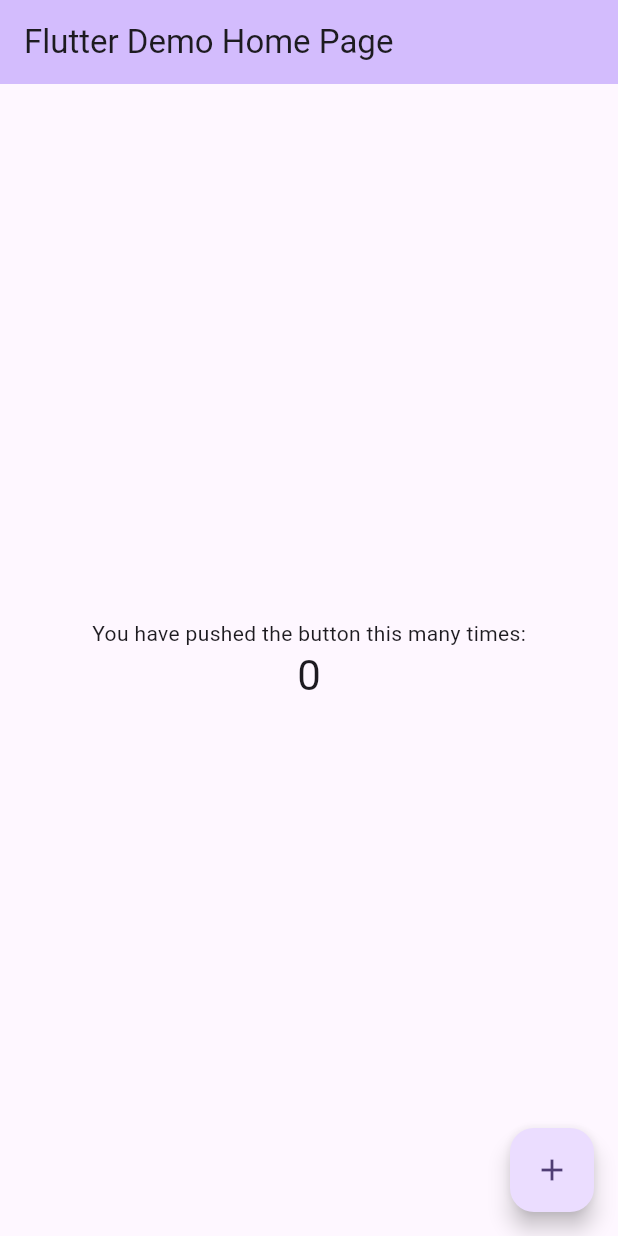
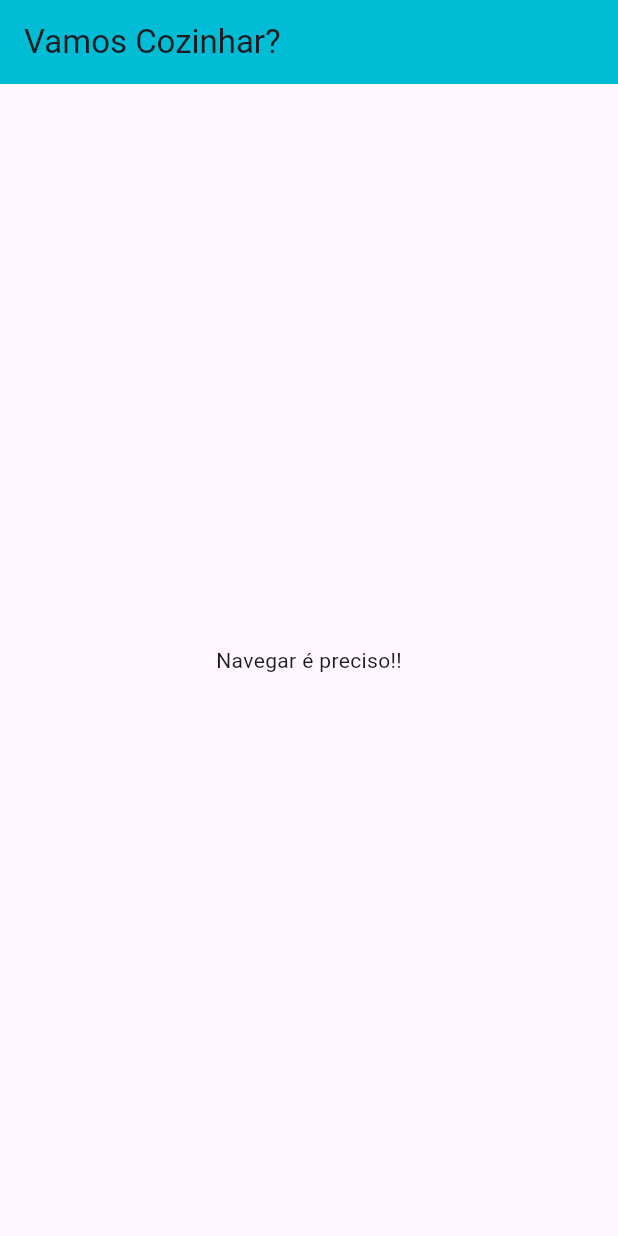
Before and after one commit to ArthurRCastilho/RecipesApp, a Flutter app: the screen it shows after launch, on a phone screen of 412 x 824 dp. Run offline on Flutter 3.47's test engine with Material 3 defaults, Android fonts, the phone set to English and light mode, and no system bars.

```diff
--- a/lib/main.dart
+++ b/lib/main.dart
@@ -5,121 +5,38 @@ void main() {
 }
 
 class MyApp extends StatelessWidget {
-  const MyApp({super.key});
+  const MyApp({Key? key}) : super(key: key);
 
-  // This widget is the root of your application.
   @override
   Widget build(BuildContext context) {
     return MaterialApp(
-      title: 'Flutter Demo',
+      title: 'Vamos Cozinhar?',
       theme: ThemeData(
-        // This is the theme of your application.
-        //
-        // TRY THIS: Try running your application with "flutter run". You'll see
-        // the application has a purple toolbar. Then, without quitting the app,
-        // try changing the seedColor in the colorScheme below to Colors.green
-        // and then invoke "hot reload" (save your changes or press the "hot
-        // reload" button in a Flutter-supported IDE, or press "r" if you used
-        // the command line to start the app).
-        //
-        // Notice that the counter didn't reset back to zero; the application
-        // state is not lost during the reload. To reset the state, use hot
-        // restart instead.
-        //
-        // This works for code too, not just values: Most code changes can be
-        // tested with just a hot reload.
-        colorScheme: ColorScheme.fromSeed(seedColor: Colors.deepPurple),
-        useMaterial3: true,
+        primarySwatch: Colors.blue,
       ),
-      home: const MyHomePage(title: 'Flutter Demo Home Page'),
+      home: const MyHomePage(),
     );
   }
 }
 
 class MyHomePage extends StatefulWidget {
-  const MyHomePage({super.key, required this.title});
-
-  // This widget is the home page of your application. It is stateful, meaning
-  // that it has a State object (defined below) that contains fields that affect
-  // how it looks.
-
-  // This class is the configuration for the state. It holds the values (in this
-  // case the title) provided by the parent (in this case the App widget) and
-  // used by the build method of the State. Fields in a Widget subclass are
-  // always marked "final".
-
-  final String title;
+  const MyHomePage({Key? key}) : super(key: key);
 
   @override
   State<MyHomePage> createState() => _MyHomePageState();
 }
 
 class _MyHomePageState extends State<MyHomePage> {
-  int _counter = 0;
-
-  void _incrementCounter() {
-    setState(() {
-      // This call to setState tells the Flutter framework that something has
-      // changed in this State, which causes it to rerun the build method below
-      // so that the display can reflect the updated values. If we changed
-      // _counter without calling setState(), then the build method would not be
-      // called again, and so nothing would appear to happen.
-      _counter++;
-    });
-  }
-
   @override
   Widget build(BuildContext context) {
-    // This method is rerun every time setState is called, for instance as done
-    // by the _incrementCounter method above.
-    //
-    // The Flutter framework has been optimized to make rerunning build methods
-    // fast, so that you can just rebuild anything that needs updating rather
-    // than having to individually change instances of widgets.
     return Scaffold(
       appBar: AppBar(
-        // TRY THIS: Try changing the color here to a specific color (to
-        // Colors.amber, perhaps?) and trigger a hot reload to see the AppBar
-        // change color while the other colors stay the same.
-        backgroundColor: Theme.of(context).colorScheme.inversePrimary,
-        // Here we take the value from the MyHomePage object that was created by
-        // the App.build method, and use it to set our appbar title.
-        title: Text(widget.title),
+        backgroundColor: Colors.cyan,
+        title: const Text('Vamos Cozinhar?'),
       ),
-      body: Center(
-        // Center is a layout widget. It takes a single child and positions it
-        // in the middle of the parent.
-        child: Column(
-          // Column is also a layout widget. It takes a list of children and
-          // arranges them vertically. By default, it sizes itself to fit its
-          // children horizontally, and tries to be as tall as its parent.
-          //
-          // Column has various properties to control how it sizes itself and
-          // how it positions its children. Here we use mainAxisAlignment to
-          // center the children vertically; the main axis here is the vertical
-          // axis because Columns are vertical (the cross axis would be
-          // horizontal).
-          //
-          // TRY THIS: Invoke "debug painting" (choose the "Toggle Debug Paint"
-          // action in the IDE, or press "p" in the console), to see the
-          // wireframe for each widget.
-          mainAxisAlignment: MainAxisAlignment.center,
-          children: <Widget>[
-            const Text(
-              'You have pushed the button this many times:',
-            ),
-            Text(
-              '$_counter',
-              style: Theme.of(context).textTheme.headlineMedium,
-            ),
-          ],
-        ),
+      body: const Center(
+        child: Text('Navegar é preciso!!'),
       ),
-      floatingActionButton: FloatingActionButton(
-        onPressed: _incrementCounter,
-        tooltip: 'Increment',
-        child: const Icon(Icons.add),
-      ), // This trailing comma makes auto-formatting nicer for build methods.
     );
   }
 }
```
Also changed, not shown: lib/data/dummy_data.dart (added, +55 -0 lines), lib/models/category.dart (added, +13 -0 lines), lib/screens/categories_screen.dart (added, +18 -0 lines).
